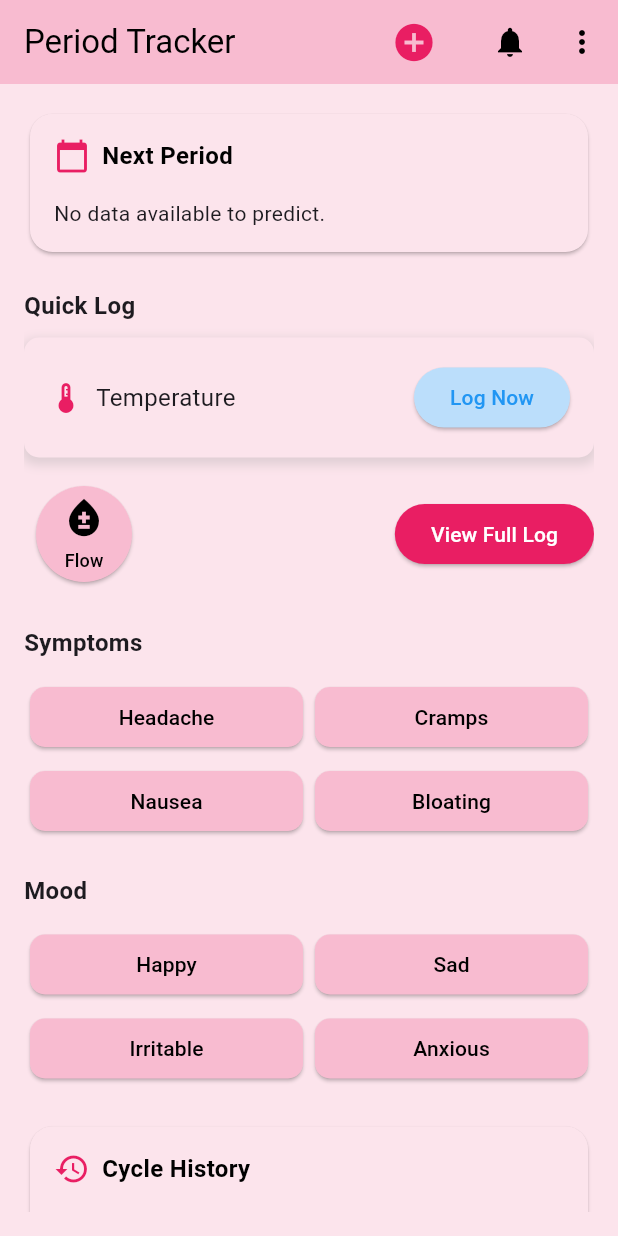
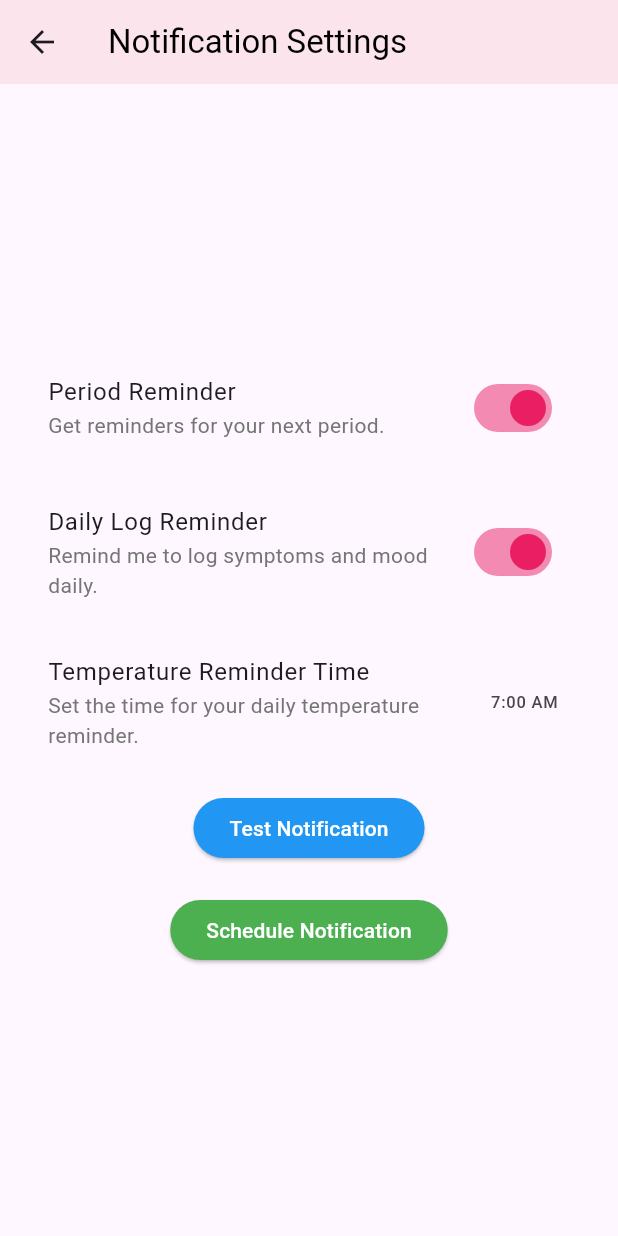
Before and after one commit to Alubisia-1/period-app, a Flutter app: the screen it shows after launch, after a tap on the "notifications" icon, on a phone screen of 412 x 824 dp. Run offline on Flutter 3.47's test engine with Material 3 defaults, Android fonts, the phone set to English and light mode, and no system bars; our stand-ins replace fl_chart, flutter_local_notifications, shared_preferences, sqflite, sqflite_common_ffi, sqflite_common_ffi_web and 2 more; missing offline and left inert: bluetooth_thermal_printer; accounts and stored records are empty.

Commit message:
Notifications update

```diff
--- a/lib/main.dart
+++ b/lib/main.dart
@@ -5,6 +5,8 @@ import 'package:sqflite_common_ffi_web/sqflite_ffi_web.dart';
 import 'package:sqflite_common_ffi/sqflite_ffi.dart';
 import 'package:sqflite/sqflite.dart';
 import 'package:flutter_local_notifications/flutter_local_notifications.dart';
+import 'package:timezone/timezone.dart' as tz;
+import 'package:timezone/data/latest.dart' as tz;
 import 'services/database_service.dart';
 import 'services/shared_preferences.dart';
 import 'screens/home_screen.dart';
@@ -16,7 +18,7 @@ final FlutterLocalNotificationsPlugin flutterLocalNotificationsPlugin = FlutterL
 void main() async {
   WidgetsFlutterBinding.ensureInitialized();
 
-  // Initialize sqflite for appropriate platform
+  // Initialize sqflite
   if (kIsWeb) {
     sqfliteFfiInit();
     databaseFactory = databaseFactoryFfiWeb;
@@ -25,17 +27,21 @@ void main() async {
     databaseFactory = databaseFactoryFfi;
   }
 
+  // Initialize TimeZone for scheduling notifications
+  tz.initializeTimeZones();
+
   // Initialize local notifications
-  if (!kIsWeb) { // Local notifications are not supported on web
-    const AndroidInitializationSettings initializationSettingsAndroid =
-        AndroidInitializationSettings('app_icon'); // Replace 'app_icon' with your drawable resource
-    const InitializationSettings initializationSettings = InitializationSettings(
+  final FlutterLocalNotificationsPlugin flutterLocalNotificationsPlugin = FlutterLocalNotificationsPlugin();
+
+  if (!kIsWeb) {
+    const AndroidInitializationSettings initializationSettingsAndroid = AndroidInitializationSettings('app_icon');
+    final InitializationSettings initializationSettings = InitializationSettings(
       android: initializationSettingsAndroid,
     );
     await flutterLocalNotificationsPlugin.initialize(initializationSettings);
   }
 
-  // Initialize database or shared preferences based on the platform
+  // Initialize database or shared preferences
   DatabaseService? databaseService;
   SharedPreferencesService? sharedPreferencesService;
 
--- a/lib/screens/home_screen.dart
+++ b/lib/screens/home_screen.dart
@@ -6,6 +6,11 @@ import 'package:fl_chart/fl_chart.dart';
 import './analytics_dashboard.dart';
 import 'package:bluetooth_thermal_printer/bluetooth_thermal_printer.dart';
 import '../services/backup_service.dart';
+import 'package:provider/provider.dart';
+import 'package:flutter_local_notifications/flutter_local_notifications.dart';
+import 'package:timezone/data/latest.dart' as tz;
+import 'package:timezone/timezone.dart' as tz;
+import './notifications_settings_screen.dart';
 
 class HomeScreen extends StatefulWidget {
   @override
@@ -45,7 +50,10 @@ class _HomeScreenState extends State<HomeScreen> {
         IconButton(
           icon: Icon(Icons.notifications, color: Colors.black),
           onPressed: () {
-              // Handle notification action
+            Navigator.push(
+              context,
+              MaterialPageRoute(builder: (context) => NotificationsSettingsScreen()),
+            );
           },
           tooltip: 'Notifications',
         ),
--- /dev/null
+++ b/lib/screens/notifications_settings_screen.dart
@@ -0,0 +1,157 @@
+import 'package:flutter/material.dart';
+import 'package:provider/provider.dart';
+import 'package:flutter_local_notifications/flutter_local_notifications.dart';
+import 'package:timezone/timezone.dart' as tz;
+
+class NotificationsSettingsScreen extends StatefulWidget {
+  @override
+  _NotificationsSettingsScreenState createState() => _NotificationsSettingsScreenState();
+}
+
+class _NotificationsSettingsScreenState extends State<NotificationsSettingsScreen> {
+  bool _periodReminderEnabled = true;
+  bool _dailyLogReminderEnabled = true;
+  bool _temperatureReminderEnabled = true;
+  TimeOfDay _temperatureReminderTime = TimeOfDay(hour: 7, minute: 0);
+
+  @override
+  Widget build(BuildContext context) {
+    final notificationService = Provider.of<FlutterLocalNotificationsPlugin>(context, listen: false);
+
+    // Get the screen width to adjust padding based on screen size
+    double screenWidth = MediaQuery.of(context).size.width;
+    double padding = screenWidth > 600 ? 32.0 : 16.0;
+
+    return Scaffold(
+      appBar: AppBar(
+        title: Text('Notification Settings', style: TextStyle(color: Colors.black, fontFamily: 'Roboto')),
+        backgroundColor: Colors.pink[50],
+        elevation: 0,
+      ),
+      body: Center(
+        child: ConstrainedBox(
+          constraints: BoxConstraints(maxWidth: 600), // Limits the width to 600 or less
+          child: SingleChildScrollView(
+            padding: EdgeInsets.all(padding),
+            child: Column(
+              mainAxisSize: MainAxisSize.min,
+              children: [
+                _buildSettingSwitch('Period Reminder', 'Get reminders for your next period.', _periodReminderEnabled, (value) {
+                  setState(() {
+                    _periodReminderEnabled = value;
+                  });
+                }),
+                SizedBox(height: 20),
+                _buildSettingSwitch('Daily Log Reminder', 'Remind me to log symptoms and mood daily.', _dailyLogReminderEnabled, (value) {
+                  setState(() {
+                    _dailyLogReminderEnabled = value;
+                  });
+                }),
+                SizedBox(height: 20),
+                _buildTimePicker('Temperature Reminder Time', 'Set the time for your daily temperature reminder.', _temperatureReminderTime, (time) {
+                  setState(() {
+                    _temperatureReminderTime = time;
+                  });
+                }),
+                SizedBox(height: 20),
+                // Test Notification Button
+                ElevatedButton(
+                  onPressed: () async {
+                    await _showTestNotification(notificationService);
+                  },
+                  child: Text('Test Notification'),
+                  style: ElevatedButton.styleFrom(
+                    backgroundColor: Colors.blue,
+                    foregroundColor: Colors.white,
+                  ),
+                ),
+                SizedBox(height: 20),
+                // Schedule Notification Button
+                ElevatedButton(
+                  onPressed: () async {
+                    await _scheduleTestNotification(notificationService);
+                  },
+                  child: Text('Schedule Notification'),
+                  style: ElevatedButton.styleFrom(
+                    backgroundColor: Colors.green,
+                    foregroundColor: Colors.white,
+                  ),
+                ),
+              ],
+            ),
+          ),
+        ),
+      ),
+    );
+  }
+
+  Widget _buildSettingSwitch(String title, String subtitle, bool value, Function(bool) onChanged) {
+    return SwitchListTile(
+      title: Text(title, style: TextStyle(fontFamily: 'Roboto')),
+      subtitle: Text(subtitle, style: TextStyle(fontFamily: 'Roboto', color: Colors.grey[600])),
+      value: value,
+      onChanged: onChanged,
+      activeColor: Colors.pink,
+    );
+  }
+
+  Widget _buildTimePicker(String title, String subtitle, TimeOfDay initialTime, Function(TimeOfDay) onTimeSelected) {
+    return ListTile(
+      title: Text(title, style: TextStyle(fontFamily: 'Roboto')),
+      subtitle: Text(subtitle, style: TextStyle(fontFamily: 'Roboto', color: Colors.grey[600])),
+      trailing: Text(
+        _temperatureReminderTime.format(context),
+        style: TextStyle(fontFamily: 'Roboto'),
+      ),
+      onTap: () async {
+        TimeOfDay? newTime = await showTimePicker(
+          context: context,
+          initialTime: initialTime,
+        );
+        if (newTime != null) {
+          onTimeSelected(newTime);
+        }
+      },
+    );
+  }
+
+  Future<void> _showTestNotification(FlutterLocalNotificationsPlugin notificationService) async {
+    const AndroidNotificationDetails androidPlatformChannelSpecifics = AndroidNotificationDetails(
+      'test_channel',
+      'Test Channel',
+      channelDescription: 'Channel for testing notifications',
+      importance: Importance.max,
+      priority: Priority.high,
+    );
+    const NotificationDetails platformChannelSpecifics = NotificationDetails(android: androidPlatformChannelSpecifics);
+
+    await notificationService.show(
+      3, // id
+      'Test Notification', // title
+      'This is a test notification to check if notifications are working.', // body
+      platformChannelSpecifics, // details
+      payload: 'test_notification', // payload
+    );
+  }
+
+  Future<void> _scheduleTestNotification(FlutterLocalNotificationsPlugin notificationService) async {
+    const AndroidNotificationDetails androidPlatformChannelSpecifics = AndroidNotificationDetails(
+      'scheduled_test_channel',
+      'Scheduled Test Channel',
+      channelDescription: 'Channel for scheduled test notifications',
+      importance: Importance.max,
+      priority: Priority.high,
+    );
+    const NotificationDetails platformChannelSpecifics = NotificationDetails(android: androidPlatformChannelSpecifics);
+
+    await notificationService.zonedSchedule(
+      4, // id
+      'Scheduled Test', // title
+      'This is a scheduled test notification.', // body
+      tz.TZDateTime.now(tz.local).add(const Duration(minutes: 1)), // Scheduled time, 1 minute from now
+      platformChannelSpecifics, // details
+      androidAllowWhileIdle: true,
+      uiLocalNotificationDateInterpretation: UILocalNotificationDateInterpretation.absoluteTime,
+    );
+  }
+}
--- a/lib/services/database_service.dart
+++ b/lib/services/database_service.dart
@@ -60,6 +60,9 @@ class DatabaseService {
       );
       await db.execute(
         "CREATE TABLE symptoms (id INTEGER PRIMARY KEY, date DATE, symptom_name TEXT, severity INTEGER, user_id INTEGER, FOREIGN KEY (user_id) REFERENCES users(id))",
+      );
+      await db.execute(
+        "CREATE TABLE notifications (id INTEGER PRIMARY KEY, title TEXT, body TEXT, is_read INTEGER DEFAULT 0, timestamp DATETIME DEFAULT CURRENT_TIMESTAMP, user_id INTEGER, FOREIGN KEY (user_id) REFERENCES users(id))",
       );
     } catch (e) {
       print('Error creating tables: $e');
@@ -129,5 +132,47 @@ class DatabaseService {
     }
   }
 
-  // Add more methods for CRUD operations as needed (e.g., delete, fetch, update others)
+  /// Inserts a notification into the notifications table.
+  Future<void> insertNotification(Map<String, dynamic> notificationData) async {
+    final db = await database;
+    try {
+      await db.insert('notifications', notificationData, conflictAlgorithm: ConflictAlgorithm.replace);
+    } catch (e) {
+      print('Error inserting notification: $e');
+      throw Exception('Failed to insert notification: $e');
+    }
+  }
+
+  /// Fetches all notifications for a specific user, ordered by timestamp.
+  Future<List<Map<String, dynamic>>> fetchNotifications(int userId) async {
+    final db = await database;
+    try {
+      return await db.query('notifications', where: 'user_id = ?', whereArgs: [userId], orderBy: 'timestamp DESC');
+    } catch (e) {
+      print('Error fetching notifications: $e');
+      throw Exception('Failed to fetch notifications: $e');
+    }
+  }
+
+  /// Deletes a notification from the database.
+  Future<void> deleteNotification(int notificationId) async {
+    final db = await database;
+    try {
+      await db.delete('notifications', where: 'id = ?', whereArgs: [notificationId]);
+    } catch (e) {
+      print('Error deleting notification: $e');
+      throw Exception('Failed to delete notification: $e');
+    }
+  }
+
+  /// Marks a notification as read by updating its status.
+  Future<void> markNotificationAsRead(int notificationId) async {
+    final db = await database;
+    try {
+      await db.update('notifications', {'is_read': 1}, where: 'id = ?', whereArgs: [notificationId]);
+    } catch (e) {
+      print('Error marking notification as read: $e');
+      throw Exception('Failed to mark notification as read: $e');
+    }
+  }
 }
--- a/lib/services/notification_service.dart
+++ b/lib/services/notification_service.dart
@@ -1,70 +1,180 @@
 import 'package:flutter_local_notifications/flutter_local_notifications.dart';
 import 'package:timezone/timezone.dart' as tz;
-import 'package:timezone/data/latest.dart' as tzdata;
+import '../services/database_service.dart';
 
 class NotificationService {
-  static final NotificationService _notificationService = NotificationService._internal();
-  factory NotificationService() => _notificationService;
+  final FlutterLocalNotificationsPlugin _flutterLocalNotificationsPlugin;
+  final DatabaseService _databaseService;
 
-  final FlutterLocalNotificationsPlugin _flutterLocalNotificationsPlugin;
+  NotificationService(this._flutterLocalNotificationsPlugin, this._databaseService);
 
-  NotificationService._internal()
-      : _flutterLocalNotificationsPlugin = FlutterLocalNotificationsPlugin();
-
-  Future<void> initialize() async {
-    tzdata.initializeTimeZones(); // Correct function to initialize time zones
+  Future<void> initializeNotifications() async {
+    const AndroidInitializationSettings initializationSettingsAndroid = AndroidInitializationSettings('app_icon');
+    final InitializationSettings initializationSettings = InitializationSettings(
+      android: initializationSettingsAndroid,
+    );
+    await _flutterLocalNotificationsPlugin.initialize(initializationSettings);
   }
 
-  Future<void> showNotification(String title, String body) async {
-    const AndroidNotificationDetails androidPlatformChannelSpecifics =
-        AndroidNotificationDetails(
-      'your channel id',
-      'your channel name',
-      channelDescription: 'your channel description',
+  Future<void> showPeriodReminderNotification() async {
+    const AndroidNotificationDetails androidPlatformChannelSpecifics = AndroidNotificationDetails(
+      'period_channel',
+      'Period Notifications',
+      channelDescription: 'Notifications related to your menstrual cycle',
       importance: Importance.max,
       priority: Priority.high,
-      showWhen: false,
     );
-    const NotificationDetails platformChannelSpecifics =
-        NotificationDetails(android: androidPlatformChannelSpecifics);
+    const NotificationDetails platformChannelSpecifics = NotificationDetails(android: androidPlatformChannelSpecifics);
 
     await _flutterLocalNotificationsPlugin.show(
       0,
-      title,
-      body,
+      'Period Reminder',
+      'Your next period is predicted to start soon. Prepare accordingly!',
       platformChannelSpecifics,
-      payload: 'item x',
+      payload: 'period_reminder',
     );
+
+    // Store the notification
+    await _databaseService.insertNotification({
+      'title': 'Period Reminder',
+      'body': 'Your next period is predicted to start soon. Prepare accordingly!',
+      'is_read': 0,
+      'user_id': 1, // Assuming user ID 1, replace with dynamic user ID
+    });
   }
 
-  Future<void> scheduleNotification(
-      String title, String body, DateTime scheduledTime) async {
-    // Time zones should be initialized once in the app lifecycle,
-    // but this is here as a safeguard if it wasn't already done
-    tzdata.initializeTimeZones();
+  Future<void> scheduleDailyLoggingReminder() async {
+    const AndroidNotificationDetails androidPlatformChannelSpecifics = AndroidNotificationDetails(
+      'daily_log_channel',
+      'Daily Logging',
+      channelDescription: 'Remind you to log your daily symptoms and mood',
+      importance: Importance.defaultImportance,
+      priority: Priority.defaultPriority,
+    );
+    const NotificationDetails platformChannelSpecifics = NotificationDetails(android: androidPlatformChannelSpecifics);
 
-    const AndroidNotificationDetails androidPlatformChannelSpecifics =
-        AndroidNotificationDetails(
-      'your channel id',
-      'your channel name',
-      channelDescription: 'your channel description',
+    await _flutterLocalNotificationsPlugin.zonedSchedule(
+      1,
+      'Daily Logging',
+      'Don\'t forget to log your symptoms and mood today!',
+      tz.TZDateTime.now(tz.local).add(const Duration(days: 1)),
+      platformChannelSpecifics,
+      androidAllowWhileIdle: true,
+      uiLocalNotificationDateInterpretation: UILocalNotificationDateInterpretation.absoluteTime,
+      matchDateTimeComponents: DateTimeComponents.time,
+    );
+
+    // Store the notification
+    await _databaseService.insertNotification({
+      'title': 'Daily Logging',
+      'body': 'Don\'t forget to log your symptoms and mood today!',
+      'is_read': 0,
+      'user_id': 1, // Assuming user ID 1, replace with dynamic user ID
+    });
+  }
+
+  Future<void> scheduleTemperatureReminder() async {
+    const AndroidNotificationDetails androidPlatformChannelSpecifics = AndroidNotificationDetails(
+      'temperature_channel',
+      'Temperature Tracking',
+      channelDescription: 'Remind you to track your temperature',
+      importance: Importance.defaultImportance,
+      priority: Priority.defaultPriority,
+    );
+    const NotificationDetails platformChannelSpecifics = NotificationDetails(android: androidPlatformChannelSpecifics);
+
+    // Schedule for 7 AM every day, assuming basal temperature is taken in the morning
+    await _flutterLocalNotificationsPlugin.zonedSchedule(
+      2,
+      'Temperature Reminder',
+      'Time to log your basal body temperature!',
+      tz.TZDateTime(tz.local, DateTime.now().year, DateTime.now().month, DateTime.now().day, 7, 0),
+      platformChannelSpecifics,
+      androidAllowWhileIdle: true,
+      uiLocalNotificationDateInterpretation: UILocalNotificationDateInterpretation.absoluteTime,
+      matchDateTimeComponents: DateTimeComponents.time,
+    );
+
+    // Store the notification
+    await _databaseService.insertNotification({
+      'title': 'Temperature Reminder',
+      'body': 'Time to log your basal body temperature!',
+      'is_read': 0,
+      'user_id': 1, // Assuming user ID 1, replace with dynamic user ID
+    });
+  }
+
+  // Made public by removing the underscore
+  Future<void> showTestNotification() async {
+    const AndroidNotificationDetails androidPlatformChannelSpecifics = AndroidNotificationDetails(
+      'test_channel',
+      'Test Channel',
+      channelDescription: 'Channel for testing notifications',
       importance: Importance.max,
       priority: Priority.high,
-      showWhen: false,
     );
-    const NotificationDetails platformChannelSpecifics =
-        NotificationDetails(android: androidPlatformChannelSpecifics);
+    const NotificationDetails platformChannelSpecifics = NotificationDetails(android: androidPlatformChannelSpecifics);
+
+    await _flutterLocalNotificationsPlugin.show(
+      3,
+      'Test Notification',
+      'This is a test notification to check if notifications are working.',
+      platformChannelSpecifics,
+      payload: 'test_notification',
+    );
+
+    // Store the notification
+    await _databaseService.insertNotification({
+      'title': 'Test Notification',
+      'body': 'This is a test notification to check if notifications are working.',
+      'is_read': 0,
+      'user_id': 1, // Assuming user ID 1, replace with dynamic user ID
+    });
+  }
+
+  // Made public by removing the underscore
+  Future<void> scheduleTestNotification() async {
+    const AndroidNotificationDetails androidPlatformChannelSpecifics = AndroidNotificationDetails(
+      'scheduled_test_channel',
+      'Scheduled Test Channel',
+      channelDescription: 'Channel for scheduled test notifications',
+      importance: Importance.max,
+      priority: Priority.high,
+    );
+    const NotificationDetails platformChannelSpecifics = NotificationDetails(android: androidPlatformChannelSpecifics);
 
     await _flutterLocalNotificationsPlugin.zonedSchedule(
-      0,
-      title,
-      body,
-      tz.TZDateTime.from(scheduledTime, tz.local), // Use local timezone
+      4,
+      'Scheduled Test',
+      'This is a scheduled test notification.',
+      tz.TZDateTime.now(tz.local).add(const Duration(minutes: 1)),
       platformChannelSpecifics,
       androidAllowWhileIdle: true,
-      uiLocalNotificationDateInterpretation:
-          UILocalNotificationDateInterpretation.absoluteTime,
-      matchDateTimeComponents: DateTimeComponents.dateAndTime,
+      uiLocalNotificationDateInterpretation: UILocalNotificationDateInterpretation.absoluteTime,
     );
+
+    // Store the notification
+    await _databaseService.insertNotification({
+      'title': 'Scheduled Test',
+      'body': 'This is a scheduled test notification.',
+      'is_read': 0,
+      'user_id': 1, // Assuming user ID 1, replace with dynamic user ID
+    });
+  }
+
+  Future<void> insertNotification(Map<String, dynamic> notificationData) async {
+    await _databaseService.insertNotification(notificationData);
+  }
+
+  Future<List<Map<String, dynamic>>> fetchNotifications(int userId) async {
+    return await _databaseService.fetchNotifications(userId);
+  }
+
+  Future<void> deleteNotification(int notificationId) async {
+    await _databaseService.deleteNotification(notificationId);
+  }
+
+  Future<void> markAsRead(int notificationId) async {
+    await _databaseService.markNotificationAsRead(notificationId);
   }
 }
--- a/pubspec.yaml
+++ b/pubspec.yaml
@@ -40,7 +40,7 @@ dependencies:
   sqflite_common_ffi: ^2.3.0
   sqflite_common_ffi_web: ^0.4.0
   bluetooth_thermal_printer: ^0.0.6
-  flutter_local_notifications: ^9.9.0
+  flutter_local_notifications: ^9.9.1
   timezone: ^0.8.0
   path_provider: ^2.0.11
 
```
Also changed, not shown: lib/screens/TrackSymptomMoodScreen.dart (+12 -17 lines). Lines whose indentation alone changed are shown as unchanged.
